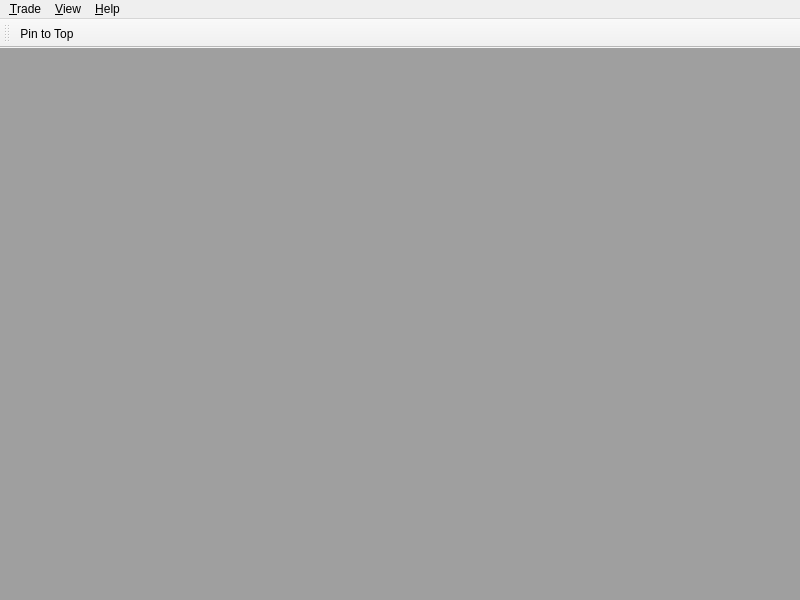
First picture: the form in sources/FrontEnd/Terminal/MainWindow.ui, repository alimogh/trdk, before the edit.
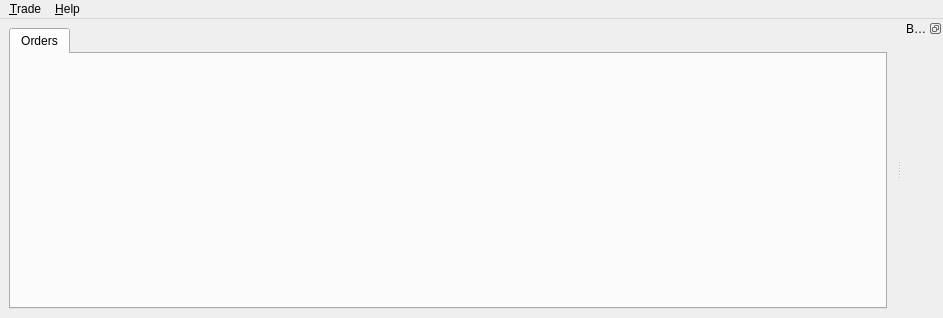
Second picture: the form after the edit.

Commit message: [brutus] Balance list UI table added.

The edit to the form file:
```diff
--- a/sources/FrontEnd/Terminal/MainWindow.ui
+++ b/sources/FrontEnd/Terminal/MainWindow.ui
@@ -6,32 +6,26 @@
    <rect>
     <x>0</x>
     <y>0</y>
-    <width>800</width>
-    <height>600</height>
+    <width>943</width>
+    <height>318</height>
    </rect>
   </property>
   <property name="windowTitle">
    <string>MainWindow</string>
   </property>
   <widget class="QWidget" name="centralWidget">
-   <layout class="QGridLayout" name="gridLayout">
-    <property name="leftMargin">
-     <number>0</number>
-    </property>
-    <property name="topMargin">
-     <number>0</number>
-    </property>
-    <property name="rightMargin">
-     <number>0</number>
-    </property>
-    <property name="bottomMargin">
-     <number>0</number>
-    </property>
-    <property name="spacing">
-     <number>0</number>
-    </property>
-    <item row="0" column="0">
-     <widget class="QMdiArea" name="area"/>
+   <layout class="QHBoxLayout" name="horizontalLayout">
+    <item>
+     <widget class="QTabWidget" name="centalTabs">
+      <property name="currentIndex">
+       <number>0</number>
+      </property>
+      <widget class="QWidget" name="orders">
+       <attribute name="title">
+        <string>Orders</string>
+       </attribute>
+      </widget>
+     </widget>
     </item>
    </layout>
   </widget>
@@ -58,28 +52,22 @@
     </property>
     <addaction name="showAbout"/>
    </widget>
-   <widget class="QMenu" name="menuView">
-    <property name="title">
-     <string>&amp;View</string>
-    </property>
-    <addaction name="showSymbolList"/>
-    <addaction name="showOrderList"/>
-   </widget>
    <addaction name="menuTrade"/>
-   <addaction name="menuView"/>
    <addaction name="menuHelp"/>
   </widget>
-  <widget class="QToolBar" name="toolBar">
+  <widget class="QDockWidget" name="balances">
+   <property name="features">
+    <set>QDockWidget::DockWidgetFloatable|QDockWidget::DockWidgetMovable</set>
+   </property>
    <property name="windowTitle">
-    <string>toolBar</string>
+    <string>Balances</string>
    </property>
-   <attribute name="toolBarArea">
-    <enum>TopToolBarArea</enum>
+   <attribute name="dockWidgetArea">
+    <number>2</number>
    </attribute>
-   <attribute name="toolBarBreak">
-    <bool>false</bool>
-   </attribute>
-   <addaction name="pinToTop"/>
+   <widget class="QWidget" name="dockWidgetContents">
+    <layout class="QHBoxLayout" name="horizontalLayout_2"/>
+   </widget>
   </widget>
   <action name="exit">
    <property name="text">
@@ -100,17 +88,6 @@
     <string>F12</string>
    </property>
   </action>
-  <action name="pinToTop">
-   <property name="checkable">
-    <bool>true</bool>
-   </property>
-   <property name="text">
-    <string>Pin to Top</string>
-   </property>
-   <property name="toolTip">
-    <string>Pin to Top</string>
-   </property>
-  </action>
   <action name="createNewArbitrageStrategy">
    <property name="text">
     <string>&amp;Start new Arbitrage</string>
```
Left out of the diff: 10 changed lines with no effect on the pictures. The commit also changes 28 other files.
